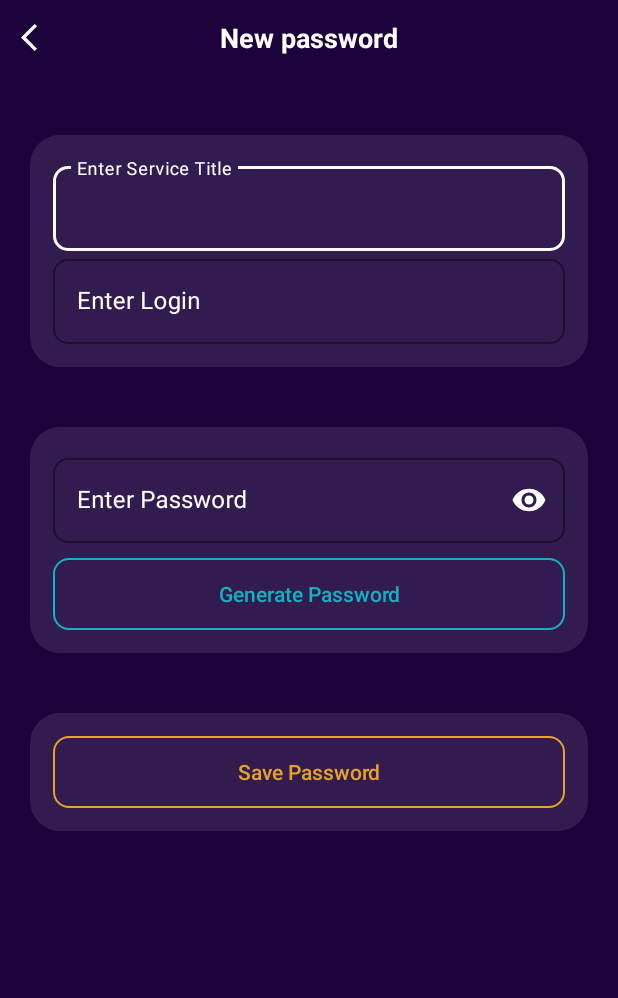
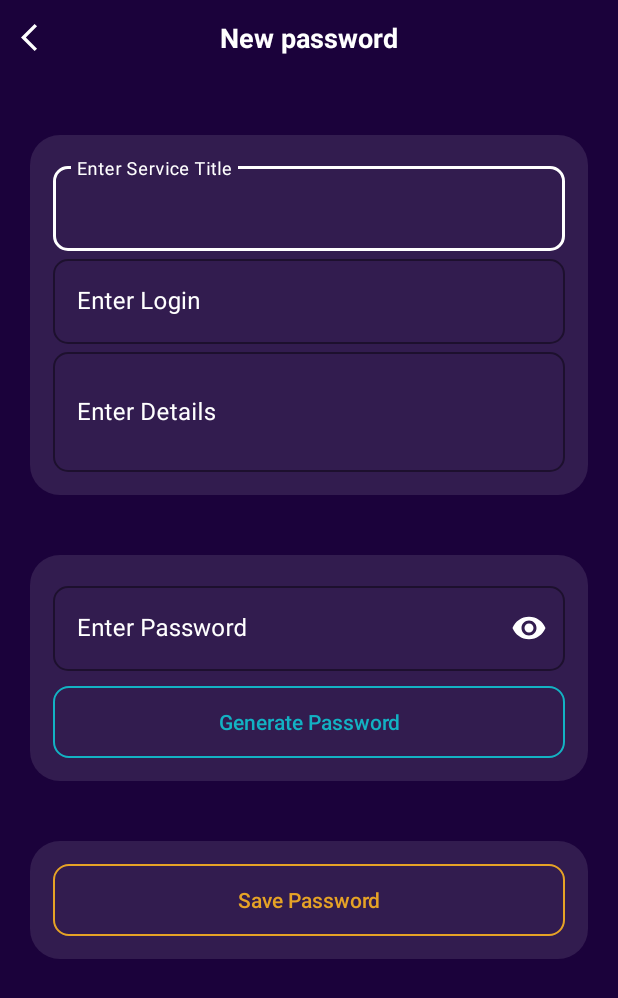
Before and after one commit to alexandrakomkova/passave, an Android app: the AddPasswordActivity screen opened directly, with no data from a screen before it, on a phone screen of 412 x 824 dp. Shown: the top 998 px of the screen. Run offline under Robolectric (Android 15) with nearby library versions, the phone set to English and light mode, and no system bars.

Commit message:
add details field in new_password screen

```diff
--- a/app/src/main/res/layout/activity_add_password.xml
+++ b/app/src/main/res/layout/activity_add_password.xml
@@ -91,6 +91,29 @@
 
 
             </RelativeLayout>
+
+                <!-- Details -->
+                <RelativeLayout
+                    android:layout_width="match_parent"
+                    android:layout_height="wrap_content">
+
+                    <com.google.android.material.textfield.TextInputLayout
+                        android:layout_width="match_parent"
+                        android:layout_height="wrap_content"
+                        style="@style/CustomOutlineBox"
+                        android:hint="Enter Details">
+
+                        <com.google.android.material.textfield.TextInputEditText
+                            android:layout_width="match_parent"
+                            android:layout_height="80dp"
+                            android:textColor="#FFFFFF"
+                            android:inputType="text"
+                            android:textStyle="normal"
+                            android:id="@+id/enter_details_field"/>
+                    </com.google.android.material.textfield.TextInputLayout>
+
+
+                </RelativeLayout>
         </LinearLayout>
 
             <!-- Password field -->
```
